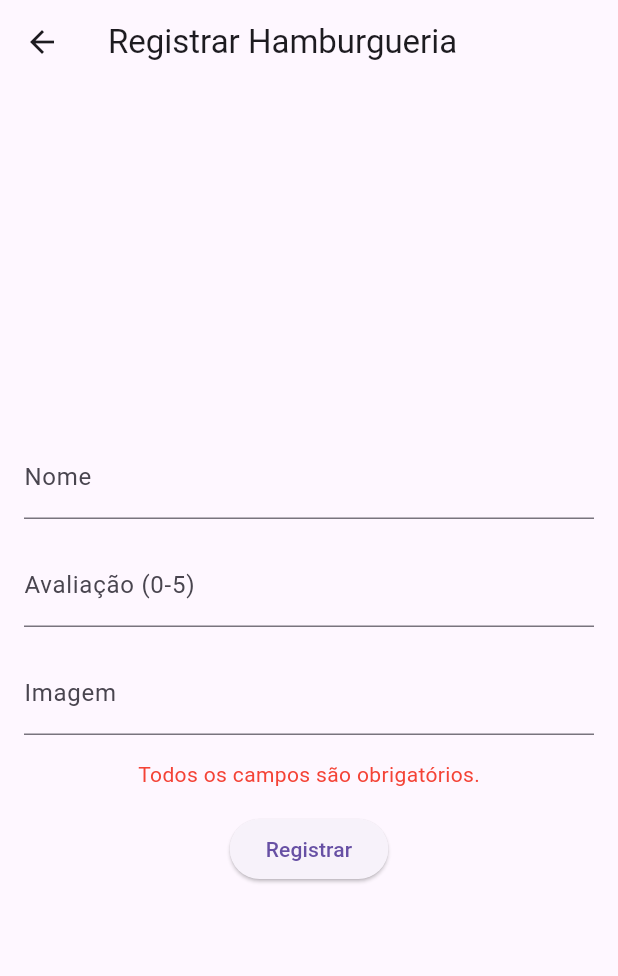
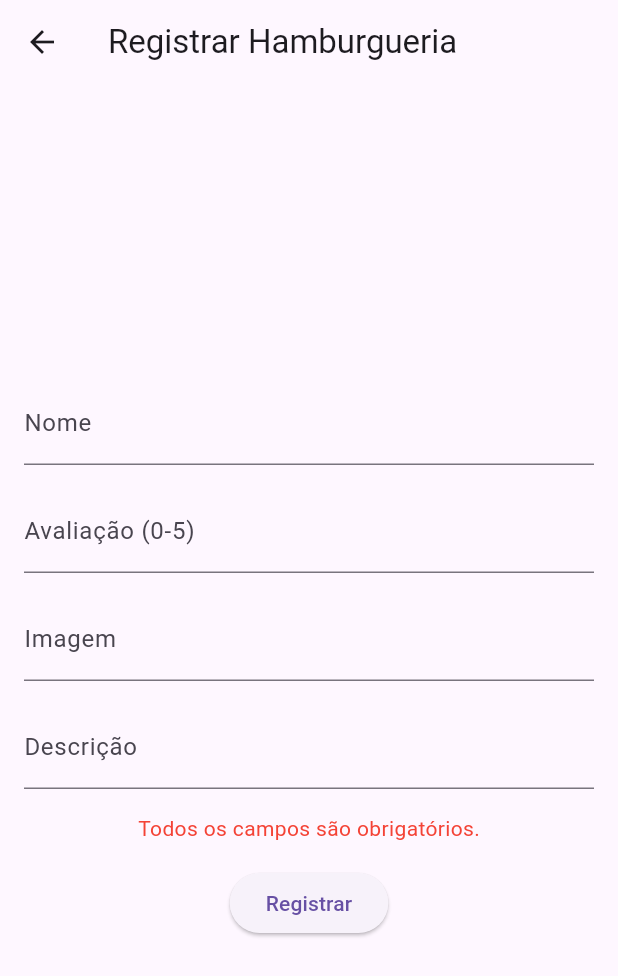
Before and after one commit to VLR03/AtivCassebIBurgerFlutter, a Flutter app: the RegistroPage screen opened directly, after a tap on "Registrar", on a phone screen of 412 x 824 dp. Shown: the top 976 px of the screen. Run offline on Flutter 3.47's test engine with Material 3 defaults, Android fonts, the phone set to English and light mode, and no system bars; our stand-ins replace firebase_auth, firebase_core, firebase_database; missing offline and left inert: dart:html; accounts and stored records are empty.

Commit message:
Terceira sprint completa

```diff
--- a/lib/Pages/registro_page.dart
+++ b/lib/Pages/registro_page.dart
@@ -11,6 +11,7 @@ class _RegistroPageState extends State<RegistroPage> {
   final TextEditingController _nameController = TextEditingController();
   final TextEditingController _ratingController = TextEditingController();
   final TextEditingController _imageController = TextEditingController();
+  final TextEditingController _descriptionController = TextEditingController();
   final DatabaseReference _database = FirebaseDatabase.instance.ref().child('Hamburguerias');
   final FirebaseAuth _auth = FirebaseAuth.instance;
   String _errorMessage = '';
@@ -26,8 +27,9 @@ class _RegistroPageState extends State<RegistroPage> {
     final String name = _nameController.text.trim();
     final String ratingStr = _ratingController.text.trim();
     final String image = _imageController.text.trim();
+    final String description = _descriptionController.text.trim();
 
-    if (name.isEmpty || ratingStr.isEmpty || image.isEmpty) {
+    if (name.isEmpty || ratingStr.isEmpty || image.isEmpty || description.isEmpty) {
       setState(() {
         _errorMessage = 'Todos os campos são obrigatórios.';
       });
@@ -52,10 +54,14 @@ class _RegistroPageState extends State<RegistroPage> {
       return;
     }
 
+    final String userId = _auth.currentUser!.uid;
+
     await _database.push().set({
       'name': name,
       'rating': rating,
       'image': image,
+      'description': description,
+      'userId': userId
     });
 
     Navigator.pop(context);
@@ -88,6 +94,11 @@ class _RegistroPageState extends State<RegistroPage> {
               decoration: const InputDecoration(labelText: 'Imagem'),
             ),
             const SizedBox(height: 16.0),
+            TextField(
+              controller: _descriptionController,
+              decoration: const InputDecoration(labelText: 'Descrição'),
+            ),
+            const SizedBox(height: 16.0),
             if (_errorMessage.isNotEmpty)
               Text(
                 _errorMessage,
```
Also changed, not shown: lib/Pages/detalhes_page.dart (added, +43 -0 lines), lib/detalhes.dart (deleted, +0 -26 lines), lib/main.dart (+4 -3 lines).
